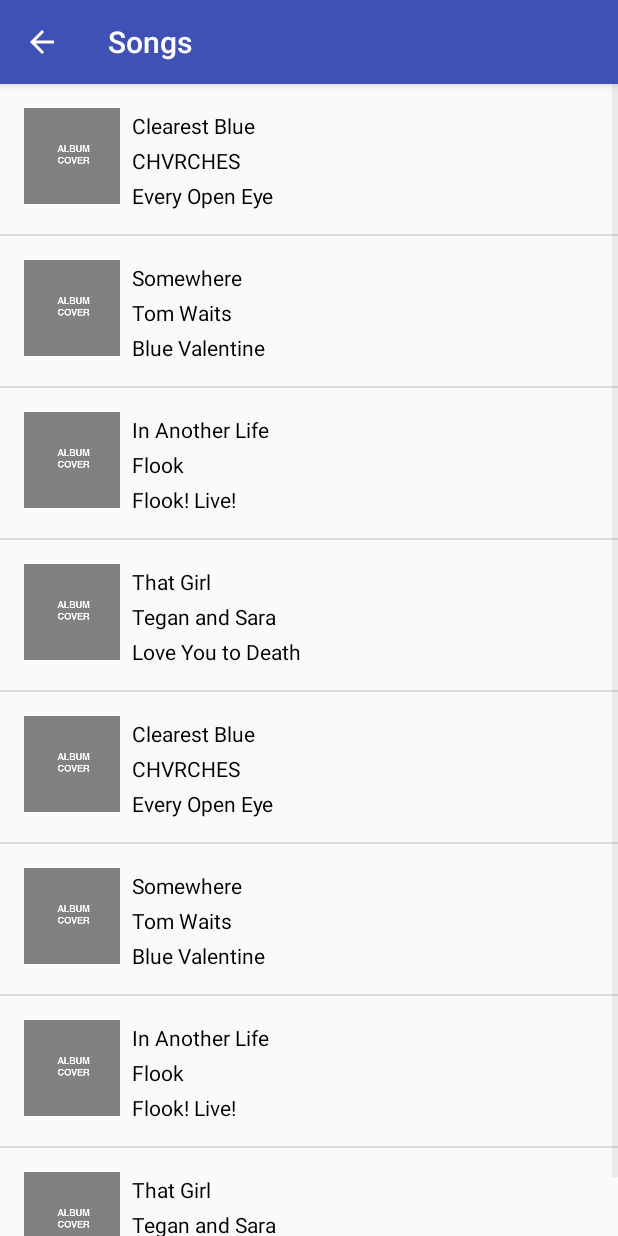
After one commit to patrickjkennedy/Muzak, an Android app: the SongsActivity screen opened directly, with no data from a screen before it, on a phone screen of 412 x 824 dp. The commit adds this screen. Run offline under Robolectric (Android 15) with nearby library versions, the phone set to English and light mode, and no system bars.

Commit message:
Created song class, adapter and tested basic song list view

```diff
--- a/app/src/main/AndroidManifest.xml
+++ b/app/src/main/AndroidManifest.xml
@@ -16,6 +16,14 @@
                 <category android:name="android.intent.category.LAUNCHER" />
             </intent-filter>
         </activity>
+        <activity android:name=".SongsActivity"
+            android:label="Songs"
+            android:parentActivityName=".MainActivity">
+            <!-- Parent activity meta-data to support 4.0 and lower -->
+            <meta-data
+                android:name="android.support.PARENT_ACTIVITY"
+                android:value=".MainActivity"/>
+        </activity>
     </application>
 
 </manifest>
--- a/app/src/main/java/com/example/android/muzak/MainActivity.java
+++ b/app/src/main/java/com/example/android/muzak/MainActivity.java
@@ -1,13 +1,35 @@
 package com.example.android.muzak;
 
+import android.content.Intent;
 import android.support.v7.app.AppCompatActivity;
 import android.os.Bundle;
+import android.view.View;
+import android.widget.TextView;
 
 public class MainActivity extends AppCompatActivity {
 
     @Override
     protected void onCreate(Bundle savedInstanceState) {
         super.onCreate(savedInstanceState);
+
+        // Set the content of the activity to use the activity_main.xml layout file
         setContentView(R.layout.activity_main);
+
+        // Grab the SongsActivity view
+        TextView songs = (TextView) findViewById(R.id.songs);
+
+        // Set a click listener on that View
+        songs.setOnClickListener(new View.OnClickListener() {
+            // The code in this method will be executed when the numbers category is clicked on.
+            @Override
+            public void onClick(View view) {
+                // Create a new intent to open the {@link SongsActivity}
+                Intent numbersIntent = new Intent(MainActivity.this, SongsActivity.class);
+
+                // Start the new activity
+                startActivity(numbersIntent);
+            }
+        });
+
     }
 }
--- /dev/null
+++ b/app/src/main/java/com/example/android/muzak/Song.java
@@ -0,0 +1,32 @@
+package com.example.android.muzak;
+
+/**
+ * Created by pkennedy on 11/18/17.
+ */
+
+public class Song {
+    private String mTitle;
+    private String mArtist;
+    private String mAlbum;
+    private int mImageResourceId;
+    private String mDuration;
+
+    public Song(String title, String artist, String album, int imageResourceId, String duration){
+        mTitle = title;
+        mArtist = artist;
+        mAlbum = album;
+        mImageResourceId = imageResourceId;
+        mDuration = duration;
+    }
+
+    public String getTitle() { return mTitle; }
+
+    public String getArtist() { return mArtist; }
+
+    public String getAlbum() { return mAlbum; }
+
+    public int getImageResourceId() { return mImageResourceId; }
+
+    public String getDuration() { return mDuration; }
+
+}
--- /dev/null
+++ b/app/src/main/java/com/example/android/muzak/SongAdapter.java
@@ -0,0 +1,70 @@
+package com.example.android.muzak;
+
+import android.app.Activity;
+import android.support.annotation.NonNull;
+import android.support.annotation.Nullable;
+import android.view.LayoutInflater;
+import android.view.View;
+import android.view.ViewGroup;
+import android.widget.ArrayAdapter;
+import android.widget.ImageView;
+import android.widget.TextView;
+
+import java.util.ArrayList;
+
+/**
+ * Created by pkennedy on 11/18/17.
+ */
+
+public class SongAdapter extends ArrayAdapter<Song> {
+
+    public SongAdapter(Activity context, ArrayList<Song> songs) {
+        // Here, we initialize the ArrayAdapter's internal storage for the context and the list.
+        // the second argument is used when the ArrayAdapter is populating a single TextView.
+        // Because this is a custom adapter for three TextViews and an ImageView, the adapter is not
+        // going to use this second argument, so it can be any value. Here, we used 0.
+        super(context, 0, songs);
+    }
+
+    @NonNull
+    @Override
+    public View getView(int position, @Nullable View convertView, @NonNull ViewGroup parent) {
+        // Check if the existing view is being reused, otherwise inflate the view
+        View listItemView = convertView;
+        if (listItemView == null) {
+            listItemView = LayoutInflater.from(getContext()).inflate(
+                    R.layout.list_item, parent, false);
+        }
+
+        // Get the {@link Song} object located at this position in the list
+        Song currentSong = getItem(position);
+
+        // Find the TextView in the list_item.xml layout with the ID title_text_view
+        TextView titleTextView = (TextView) listItemView.findViewById(R.id.title_text_view);
+        // Get the title from the current song object and
+        // set this text on the Title TextView
+        titleTextView.setText(currentSong.getTitle());
+
+        // Find the TextView in the list_item.xml layout with the ID artist_text_view
+        TextView artistTextView = (TextView) listItemView.findViewById(R.id.artist_text_view);
+        // Get the title from the current song object and
+        // set this text on the Title TextView
+        artistTextView.setText(currentSong.getArtist());
+
+        // Find the TextView in the list_item.xml layout with the ID album_text_view
+        TextView albumTextView = (TextView) listItemView.findViewById(R.id.album_text_view);
+        // Get the title from the current song object and
+        // set this text on the Title TextView
+        albumTextView.setText(currentSong.getAlbum());
+
+        // Find the ImageView in the list_item.xml layout with the ID album_image_view
+        ImageView albumImageView = (ImageView) listItemView.findViewById(R.id.album_image_view);
+        // Get the title from the current song object and
+        // set this text on the Title TextView
+        albumImageView.setImageResource(currentSong.getImageResourceId());
+
+        // Return the whole list item layout (containing 3 TextViews and an ImageView)
+        // so that it can be shown in the ListView
+        return listItemView;
+    }
+}
--- /dev/null
+++ b/app/src/main/java/com/example/android/muzak/SongsActivity.java
@@ -0,0 +1,45 @@
+package com.example.android.muzak;
+
+import android.support.v7.app.AppCompatActivity;
+import android.os.Bundle;
+import android.widget.Adapter;
+import android.widget.ListView;
+
+import java.util.ArrayList;
+
+public class SongsActivity extends AppCompatActivity {
+
+    @Override
+    protected void onCreate(Bundle savedInstanceState) {
+        super.onCreate(savedInstanceState);
+        setContentView(R.layout.activity_songs);
+
+        ArrayList<Song> songs = new ArrayList<Song>();
+
+        songs.add(new Song("Clearest Blue", "CHVRCHES", "Every Open Eye",
+                R.drawable.placeholder, "3:54"));
+        songs.add(new Song("Somewhere", "Tom Waits", "Blue Valentine",
+                R.drawable.placeholder, "3:55"));
+        songs.add(new Song("In Another Life", "Flook", "Flook! Live!",
+                R.drawable.placeholder, "4:51"));
+        songs.add(new Song("That Girl", "Tegan and Sara", "Love You to Death",
+                R.drawable.placeholder, "2:44"));
+        songs.add(new Song("Clearest Blue", "CHVRCHES", "Every Open Eye",
+                R.drawable.placeholder, "3:54"));
+        songs.add(new Song("Somewhere", "Tom Waits", "Blue Valentine",
+                R.drawable.placeholder, "3:55"));
+        songs.add(new Song("In Another Life", "Flook", "Flook! Live!",
+                R.drawable.placeholder, "4:51"));
+        songs.add(new Song("That Girl", "Tegan and Sara", "Love You to Death",
+                R.drawable.placeholder, "2:44"));
+
+        SongAdapter adapter = new SongAdapter(this, songs);
+
+        ListView listView = (ListView) findViewById(R.id.list);
+
+        listView.setAdapter(adapter);
+
+
+
+    }
+}
--- /dev/null
+++ b/app/src/main/res/layout/activity_songs.xml
@@ -0,0 +1,20 @@
+<?xml version="1.0" encoding="utf-8"?>
+<!-- Copyright (C) 2016 The Android Open Source Project
+
+     Licensed under the Apache License, Version 2.0 (the "License");
+     you may not use this file except in compliance with the License.
+     You may obtain a copy of the License at
+
+          http://www.apache.org/licenses/LICENSE-2.0
+
+     Unless required by applicable law or agreed to in writing, software
+     distributed under the License is distributed on an "AS IS" BASIS,
+     WITHOUT WARRANTIES OR CONDITIONS OF ANY KIND, either express or implied.
+     See the License for the specific language governing permissions and
+     limitations under the License.
+-->
+<ListView xmlns:android="http://schemas.android.com/apk/res/android"
+    xmlns:tools="http://schemas.android.com/tools"
+    android:id="@+id/list"
+    android:layout_width="match_parent"
+    android:layout_height="match_parent"/>
--- /dev/null
+++ b/app/src/main/res/layout/list_item.xml
@@ -0,0 +1,53 @@
+<?xml version="1.0" encoding="utf-8"?>
+<LinearLayout xmlns:android="http://schemas.android.com/apk/res/android"
+    xmlns:tools="http://schemas.android.com/tools"
+    android:layout_width="match_parent"
+    android:layout_height="match_parent"
+    android:orientation="vertical"
+    android:padding="16dp">
+
+    <RelativeLayout
+        android:layout_width="match_parent"
+        android:layout_height="match_parent">
+
+        <ImageView
+            android:id="@+id/album_image_view"
+            android:layout_width="64dp"
+            android:layout_height="64dp"
+            android:layout_marginRight="8dp"
+            android:scaleType="fitXY"
+            android:src="@drawable/placeholder" />
+
+        <TextView
+            android:id="@+id/title_text_view"
+            android:layout_width="match_parent"
+            android:layout_height="wrap_content"
+            android:paddingTop="2dp"
+            android:layout_toRightOf="@id/album_image_view"
+            android:textColor="@android:color/black"
+            tools:text="Title" />
+
+        <TextView
+            android:id="@+id/artist_text_view"
+            android:layout_width="match_parent"
+            android:layout_height="wrap_content"
+            android:layout_below="@id/title_text_view"
+            android:layout_toRightOf="@id/album_image_view"
+            android:paddingTop="4dp"
+            android:textColor="@android:color/black"
+            tools:text="Artist" />
+
+        <TextView
+            android:paddingTop="4dp"
+            android:id="@+id/album_text_view"
+            android:layout_width="match_parent"
+            android:layout_height="wrap_content"
+            android:layout_below="@id/artist_text_view"
+            android:layout_toRightOf="@id/album_image_view"
+            android:textColor="@android:color/black"
+            tools:text="Album" />
+
+    </RelativeLayout>
+
+
+</LinearLayout>
--- a/app/src/main/res/values/colors.xml
+++ b/app/src/main/res/values/colors.xml
@@ -4,7 +4,7 @@
     <color name="colorPrimaryDark">#303F9F</color>
     <color name="colorAccent">#FF4081</color>
 
-    <!-- Background color for the Songs category -->
+    <!-- Background color for SongsActivityongs category -->
     <color name="category_songs">#16AFCA</color>
 
 </resources>
```
Also changed, not shown: app/src/main/res/drawable/placeholder.jpg (added).
